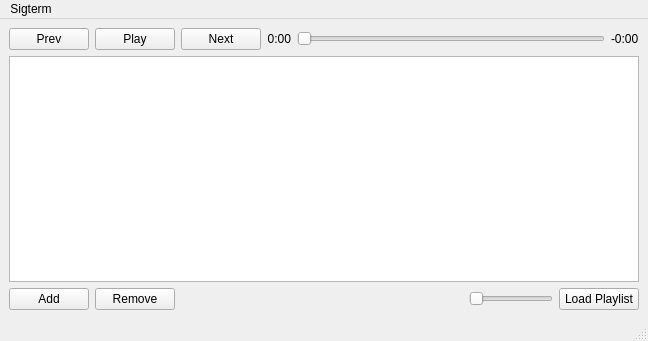
Before: the Qt Designer form sigterm/src/main/mainwindow.ui in pweiskircher/Sigterm, drawn with Qt 5.
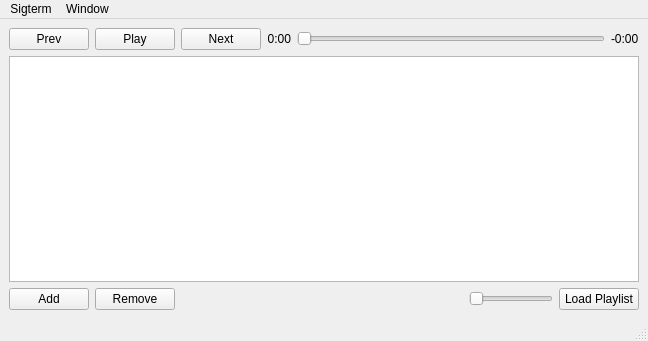
After: the same form once the commit is applied. Icons and pictures are not drawn. Custom widgets are drawn as their Qt base class.

What changed in the file:
```diff
--- a/sigterm/src/main/mainwindow.ui
+++ b/sigterm/src/main/mainwindow.ui
@@ -186,7 +186,7 @@
      <x>0</x>
      <y>0</y>
      <width>648</width>
-     <height>27</height>
+     <height>30</height>
     </rect>
    </property>
    <widget class="QMenu" name="menuHuhu" >
@@ -203,7 +203,15 @@
     <addaction name="separator" />
     <addaction name="actionQuit" />
    </widget>
+   <widget class="QMenu" name="menuWindow" >
+    <property name="title" >
+     <string>Window</string>
+    </property>
+    <addaction name="actionPlayer" />
+    <addaction name="actionLast_FM" />
+   </widget>
    <addaction name="menuFile" />
+   <addaction name="menuWindow" />
   </widget>
   <widget class="QStatusBar" name="statusbar" >
    <property name="geometry" >
```
Left out of the diff: 13 changed lines with no effect on the pictures.
